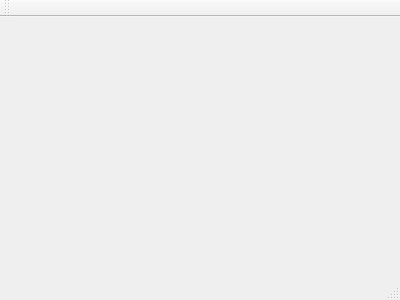
Qt form mainwindow.ui (thenewcoder/school-administration-system) before a commit.
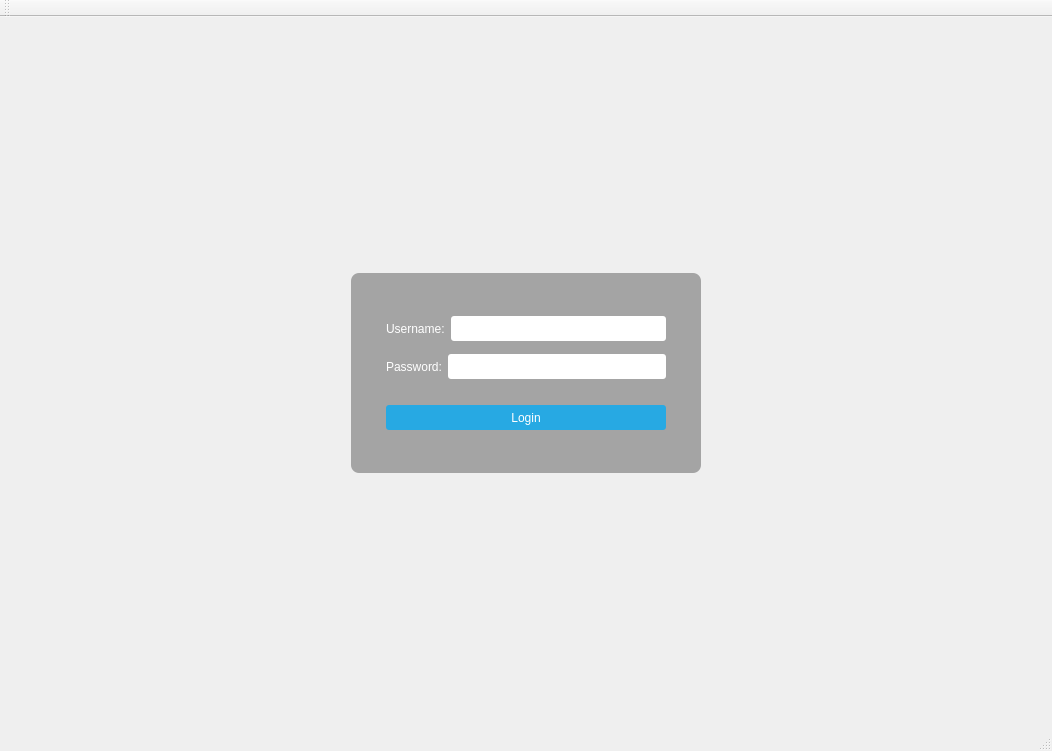
The same form after that commit. Icons and pictures are not drawn.

Commit message: Created a resource file, and added an image. Created the basic design for the login page.

Patch:
```diff
--- a/mainwindow.ui
+++ b/mainwindow.ui
@@ -1,24 +1,213 @@
 <ui version="4.0">
  <class>MainWindow</class>
- <widget class="QMainWindow" name="MainWindow" >
-  <property name="geometry" >
+ <widget class="QMainWindow" name="MainWindow">
+  <property name="geometry">
    <rect>
     <x>0</x>
     <y>0</y>
-    <width>400</width>
-    <height>300</height>
+    <width>1052</width>
+    <height>751</height>
    </rect>
   </property>
   <property name="windowTitle" >
    <string>MainWindow</string>
   </property>
-  <widget class="QMenuBar" name="menuBar" />
-  <widget class="QToolBar" name="mainToolBar" />
-  <widget class="QWidget" name="centralWidget" />
-  <widget class="QStatusBar" name="statusBar" />
+  <property name="styleSheet">
+   <string notr="true">#loginForm
+{
+	background: rgba(0, 0, 0, 80);
+	border-radius: 8px;
+}
+
+#loginForm QLabel { color: white; }
+#loginForm QLineEdit { border-radius: 3px; }
+
+#loginForm QPushButton
+{
+	color: white;
+	background-color: #27a9e3;
+	border-width: 0px;
+	border-radius: 3px;
+}
+
+#loginForm QPushButton::hover
+{
+	background-color: #66c011;
+}
+
+#loginPage
+{
+	border-image: url(:/images/login_bg.png);
+}
+
+</string>
+  </property>
+  <widget class="QWidget" name="centralWidget">
+   <layout class="QGridLayout" name="gridLayout">
+    <property name="leftMargin">
+     <number>0</number>
+    </property>
+    <property name="topMargin">
+     <number>0</number>
+    </property>
+    <property name="rightMargin">
+     <number>0</number>
+    </property>
+    <property name="bottomMargin">
+     <number>0</number>
+    </property>
+    <item row="0" column="0">
+     <widget class="QStackedWidget" name="stackedWidget">
+      <property name="currentIndex">
+       <number>0</number>
+      </property>
+      <widget class="QWidget" name="loginPage">
+       <layout class="QVBoxLayout" name="verticalLayout">
+        <item alignment="Qt::AlignHCenter">
+         <widget class="QWidget" name="loginForm" native="true">
+          <property name="sizePolicy">
+           <sizepolicy hsizetype="Fixed" vsizetype="Fixed">
+            <horstretch>0</horstretch>
+            <verstretch>0</verstretch>
+           </sizepolicy>
+          </property>
+          <property name="minimumSize">
+           <size>
+            <width>350</width>
+            <height>200</height>
+           </size>
+          </property>
+          <layout class="QVBoxLayout" name="verticalLayout_2">
+           <property name="spacing">
+            <number>5</number>
+           </property>
+           <property name="leftMargin">
+            <number>35</number>
+           </property>
+           <property name="topMargin">
+            <number>35</number>
+           </property>
+           <property name="rightMargin">
+            <number>35</number>
+           </property>
+           <property name="bottomMargin">
+            <number>35</number>
+           </property>
+           <item>
+            <layout class="QHBoxLayout" name="horizontalLayout">
+             <item>
+              <widget class="QLabel" name="usernameLabel">
+               <property name="font">
+                <font>
+                 <pointsize>9</pointsize>
+                </font>
+               </property>
+               <property name="text">
+                <string>Username:</string>
+               </property>
+              </widget>
+             </item>
+             <item>
+              <widget class="QLineEdit" name="usernameEdit">
+               <property name="minimumSize">
+                <size>
+                 <width>0</width>
+                 <height>25</height>
+                </size>
+               </property>
+              </widget>
+             </item>
+            </layout>
+           </item>
+           <item>
+            <layout class="QHBoxLayout" name="horizontalLayout_2">
+             <item>
+              <widget class="QLabel" name="passwordLabel">
+               <property name="font">
+                <font>
+                 <pointsize>9</pointsize>
+                </font>
+               </property>
+               <property name="text">
+                <string>Password:</string>
+               </property>
+              </widget>
+             </item>
+             <item>
+              <widget class="QLineEdit" name="passwordEdit">
+               <property name="minimumSize">
+                <size>
+                 <width>0</width>
+                 <height>25</height>
+                </size>
+               </property>
+               <property name="echoMode">
+                <enum>QLineEdit::Password</enum>
+               </property>
+              </widget>
+             </item>
+            </layout>
+           </item>
+           <item>
+            <spacer name="verticalSpacer">
+             <property name="orientation">
+              <enum>Qt::Vertical</enum>
+             </property>
+             <property name="sizeType">
+              <enum>QSizePolicy::Fixed</enum>
+             </property>
+             <property name="sizeHint" stdset="0">
+              <size>
+               <width>17</width>
+               <height>13</height>
+              </size>
+             </property>
+            </spacer>
+           </item>
+           <item>
+            <widget class="QPushButton" name="loginButton">
+             <property name="minimumSize">
+              <size>
+               <width>0</width>
+               <height>25</height>
+              </size>
+             </property>
+             <property name="text">
+              <string>Login</string>
+             </property>
+            </widget>
+           </item>
+          </layout>
+         </widget>
+        </item>
+       </layout>
+      </widget>
+      <widget class="QWidget" name="userPage"/>
+     </widget>
+    </item>
+   </layout>
+  </widget>
+  <widget class="QMenuBar" name="menuBar">
+   <property name="geometry">
+    <rect>
+     <x>0</x>
+     <y>0</y>
+     <width>1052</width>
+     <height>21</height>
+    </rect>
+   </property>
+  </widget>
+  <widget class="QToolBar" name="mainToolBar">
+   <attribute name="toolBarArea">
+    <enum>TopToolBarArea</enum>
+   </attribute>
+   <attribute name="toolBarBreak">
+    <bool>false</bool>
+   </attribute>
+  </widget>
+  <widget class="QStatusBar" name="statusBar"/>
  </widget>
- <layoutDefault spacing="6" margin="11" />
- <pixmapfunction></pixmapfunction>
+ <layoutdefault spacing="6" margin="11"/>
  <resources/>
  <connections/>
 </ui>
```
Left out of the diff: 5 changed lines with no effect on the pictures. The commit also changes 4 other files.
